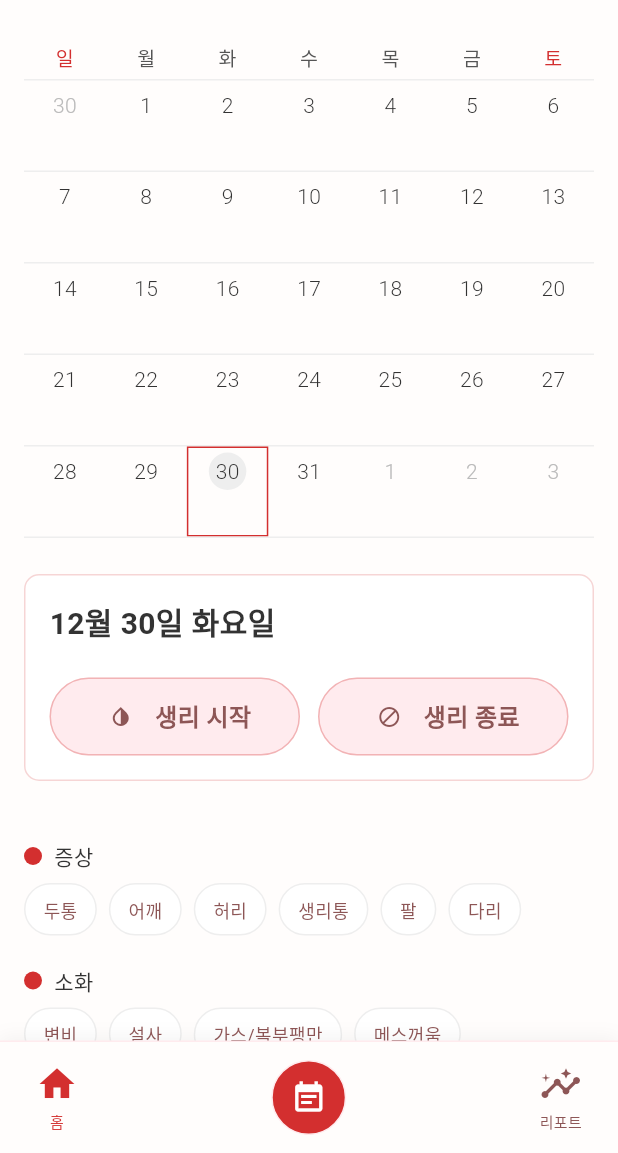
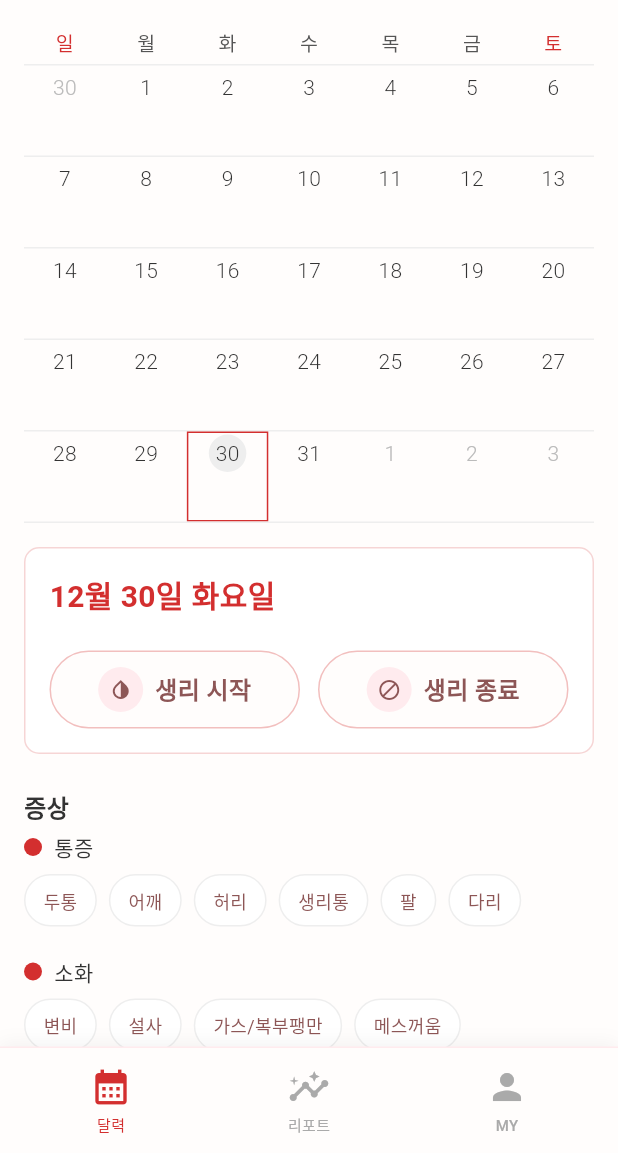
Before and after one commit to mj012345/redtime, a Flutter app: the screen it shows after launch, on a phone screen of 412 x 824 dp, the part 83-1236 px from its top. Run offline on Flutter 3.47's test engine with Material 3 defaults, Android fonts, the phone set to English and light mode, and no system bars; Roboto replaces fonts that are missing (Pretendard).

Commit message:
docs: 폴더 구조 정리

```diff
--- a/lib/new.dart
+++ b/lib/view/calendar/calendar_view.dart
@@ -1,4 +1,5 @@
 import 'package:flutter/material.dart';
+import 'package:red_time_app/widgets/bottom_nav.dart';
 
 /// Figma 레이아웃(채널 8usim5es)을 단일 화면으로 구현한 예시입니다.
 class FigmaCalendarPage extends StatefulWidget {
@@ -77,7 +78,7 @@ class _FigmaCalendarPageState extends State<FigmaCalendarPage> {
 
   // 증상 카테고리/칩 정의 (기본 선택 없음)
   final List<_CategoryData> _symptomCatalog = const [
-    _CategoryData('증상', [
+    _CategoryData('통증', [
       ['두통', '어깨', '허리', '생리통', '팔', '다리'],
     ]),
     _CategoryData('소화', [
@@ -458,7 +459,7 @@ class _FigmaCalendarPageState extends State<FigmaCalendarPage> {
                   });
                 },
               ),
-              const SizedBox(height: 20),
+              const SizedBox(height: 10),
               Expanded(
                 child: SingleChildScrollView(
                   child: Padding(
@@ -498,7 +499,7 @@ class _FigmaCalendarPageState extends State<FigmaCalendarPage> {
                                     });
                                   },
                                 ),
-                                const SizedBox(height: 24),
+                                const SizedBox(height: 16),
                                 _TodayCard(
                                   selectedDay: selectedDay,
                                   today: today,
@@ -513,8 +514,16 @@ class _FigmaCalendarPageState extends State<FigmaCalendarPage> {
                                   isStartSelected: startSel,
                                   isEndSelected: endSel,
                                 ),
-                                const SizedBox(height: 16),
                                 const SizedBox(height: 24),
+                                Text(
+                                  '증상',
+                                  style: TextStyle(
+                                    fontSize: 16,
+                                    fontWeight: FontWeight.w700,
+                                    color: Color(0xFF333333),
+                                  ),
+                                ),
+                                const SizedBox(height: 5),
                                 _SymptomSection(
                                   categories: _symptomCatalog,
                                   selectedLabels: _selectedSymptomsFor(
@@ -536,7 +545,17 @@ class _FigmaCalendarPageState extends State<FigmaCalendarPage> {
           ),
         ),
       ),
-      bottomNavigationBar: const _BottomNav(),
+      bottomNavigationBar: BottomNav(
+        current: NavTab.calendar,
+        onTap: (tab) {
+          if (tab == NavTab.calendar) return;
+          if (tab == NavTab.report) {
+            Navigator.of(context).pushReplacementNamed('/report');
+          } else if (tab == NavTab.my) {
+            Navigator.of(context).pushReplacementNamed('/my');
+          }
+        },
+      ),
     );
   }
 }
@@ -914,7 +933,6 @@ class _DayCell extends StatelessWidget {
     } else if (showExpectedFertile) {
       bgColor = const Color(0xFFE8F5F6).withValues(alpha: 0.5);
     }
-
     if (showSelected) {
       borderColor = const Color(0xFFD32F2F);
     }
@@ -947,7 +965,7 @@ class _DayCell extends StatelessWidget {
             child: Column(
               mainAxisSize: MainAxisSize.max,
               children: [
-                const SizedBox(height: 3), // 달력 가로선과 날짜 사이 간격
+                const SizedBox(height: 1), // 달력 가로선과 날짜 사이 간격
                 SizedBox(
                   height: 25, // 오늘을 표시하는 원형 배경의 높이와 동일하게 고정
                   child: Stack(
@@ -979,9 +997,6 @@ class _DayCell extends StatelessWidget {
                     ],
                   ),
                 ),
-                const SizedBox(height: 2),
-                // 중단: 배란/가임기 텍스트/아이콘
-                // 외부 월은 중단 표시 없음
                 isOutsideMonth
                     ? const SizedBox.shrink()
                     : _buildMiddleIndicator(
@@ -1038,45 +1053,42 @@ class _DayCell extends StatelessWidget {
     required bool isExpectedPeriod,
     required bool isExpectedPeriodStart,
   }) {
+    Widget? indicator;
+
     if (isPeriod && isPeriodStart) {
-      return Text(
+      indicator = const Text(
         '시작',
         style: TextStyle(fontSize: 10, color: Color(0xFFD32F2F)),
       );
-    }
-
-    if (isPeriod && isPeriodEnd) {
-      return Text(
+    } else if (isPeriod && isPeriodEnd) {
+      indicator = const Text(
         '종료',
         style: TextStyle(fontSize: 10, color: Color(0xFFD32F2F)),
       );
-    }
-
-    if (isOvulation) {
-      // 배란일 텍스트
-      return Text(
+    } else if (isOvulation) {
+      indicator = const Text(
         '배란일',
         style: TextStyle(fontSize: 10, color: Color(0xFF2CA9D2)),
       );
-    }
-
-    if (isExpectedPeriod && isExpectedPeriodStart) {
-      return Text(
+    } else if (isExpectedPeriod && isExpectedPeriodStart) {
+      indicator = const Text(
         '생리 예정',
         style: TextStyle(fontSize: 10, color: Color(0xFFD32F2F)),
       );
-    }
-
-    if (isFertile && !isOvulation && isFertileStart) {
-      // 가임기 텍스트 (첫 시작일에만 표시)
-      return Text(
+    } else if (isFertile && !isOvulation && isFertileStart) {
+      indicator = const Text(
         '가임기',
         style: TextStyle(fontSize: 10, color: Color(0xFF2CA9D2)),
       );
     }
 
-    // 표시할 것이 없으면 빈 영역 유지
-    return const SizedBox.shrink();
+    // 중단 영역 높이를 고정해 아이콘 위치를 일정하게 유지
+    return SizedBox(
+      height: 14,
+      child: indicator == null
+          ? const SizedBox.shrink()
+          : Center(child: indicator),
+    );
   }
 }
 
@@ -1180,7 +1192,7 @@ class _TodayCard extends StatelessWidget {
     if (selectedDay == null) return null;
     final d = DateTime(selectedDay!.year, selectedDay!.month, selectedDay!.day);
 
-    // 실제 생리 구간이면 "생리 시작 n일째"
+    // [실제 생리 구간] "생리 시작 n일째"
     for (final c in periodCycles) {
       if (c.contains(d)) {
         final start = DateTime(c.start.year, c.start.month, c.start.day);
@@ -1189,20 +1201,111 @@ class _TodayCard extends StatelessWidget {
       }
     }
 
-    // 예상 생리 시작일까지 남은 일수 (블록의 시작일 기준)
+    // [예상 생리 구간] 전 구간 "생일 예정일" 표시
     if (expectedPeriodDays.isNotEmpty) {
       final sorted = [...expectedPeriodDays]..sort((a, b) => a.compareTo(b));
-      DateTime? last;
+      DateTime? prev;
+      late DateTime start;
+      late DateTime end;
       for (final date in sorted) {
-        final isBlockStart = last == null || date.difference(last).inDays > 1;
-        if (isBlockStart && (date.isAfter(d) || _sameDay(date, d))) {
-          final diff = date.difference(d).inDays;
-          if (diff == 0) return '생리 예정일 오늘';
-          return '생리 예정일 $diff일전';
+        final isStart = prev == null || date.difference(prev).inDays > 1;
+        if (isStart) {
+          start = date;
+          end = date;
+        } else {
+          end = date;
         }
-        last = date;
-      }
-    }
+        // start/end는 항상 세팅됨
+        if (!d.isBefore(start) && !d.isAfter(end)) {
+          return '생일 예정일';
+        }
+        prev = date;
+      }
+    }
+
+    // 준비: 가임기/예정일 데이터를 정렬
+    final fertileAll = [...fertileWindowDays, ...expectedFertileWindowDays]
+      ..sort((a, b) => a.compareTo(b));
+
+    // 블록 탐색용 변수
+    DateTime? last;
+    late DateTime blockStart;
+    late DateTime blockEnd;
+    bool hasBlock = false;
+    DateTime? nextFertileStart;
+    DateTime? lastFertileEndBeforeD;
+
+    // [가임기 구간] "가임기 n일째" + 다음 가임기 시작 계산
+    for (final day in fertileAll) {
+      final isStart = last == null || day.difference(last).inDays > 1;
+      if (isStart) {
+        blockStart = day;
+        blockEnd = day;
+        hasBlock = true;
+      } else {
+        blockEnd = day;
+      }
+
+      if (!hasBlock) {
+        last = day;
+        continue;
+      }
+
+      // 블록 정보 (null 아님)
+      final start = blockStart;
+      final end = blockEnd;
+
+      final inBlock = !d.isBefore(start) && !d.isAfter(end);
+      if (inBlock) {
+        final dayIndex = d.difference(start).inDays + 1;
+        return '가임기 $dayIndex일째'; // 가임기 동안
+      }
+      // 가임기 이전: 가장 가까운 다음 가임기 시작 기록
+      if (nextFertileStart == null && d.isBefore(start)) {
+        nextFertileStart = start;
+      }
+      // 가임기 이후: 마지막 가임기 종료 기록
+      if (d.isAfter(end)) {
+        lastFertileEndBeforeD = end;
+      }
+      last = day;
+    }
+
+    // 다음 예상 생리 시작 블록 찾기
+    DateTime? nextExpectedStart;
+    if (expectedPeriodDays.isNotEmpty) {
+      final sorted = [...expectedPeriodDays]..sort((a, b) => a.compareTo(b));
+      DateTime? prev;
+      for (final date in sorted) {
+        final isStart = prev == null || date.difference(prev).inDays > 1;
+        if (isStart && (date.isAfter(d) || _sameDay(date, d))) {
+          nextExpectedStart = date;
+          break;
+        }
+        prev = date;
+      }
+    }
+
+    // [가임기 이후 ~ 생일 예정일 전] "생리 예정일 n일전"
+    if (nextExpectedStart != null && lastFertileEndBeforeD != null) {
+      final diff = nextExpectedStart.difference(d).inDays;
+      if (!d.isBefore(lastFertileEndBeforeD) && diff == 0) {
+        return '생일 예정일';
+      }
+      if (!d.isBefore(lastFertileEndBeforeD) && diff > 0) {
+        return '생리 예정일 $diff일전';
+      }
+    }
+
+    // [가임기 전] 다음 가임기 시작 전일까지: "가임기 n일전"
+    if (nextFertileStart != null) {
+      // 만약 예정 생리일이 더 가깝다면, 그 전에 처리되므로 여기선 단순 비교
+      final diff = nextFertileStart.difference(d).inDays;
+      if (diff > 0) {
+        return '가임기 $diff일전';
+      }
+    }
+
     return null;
   }
 
@@ -1226,7 +1329,7 @@ class _TodayCard extends StatelessWidget {
             style: const TextStyle(
               fontSize: 20,
               fontWeight: FontWeight.w700,
-              color: Color(0xFF333333),
+              color: Color(0xFFD32F2F),
             ),
           ),
           const SizedBox(height: 10),
@@ -1337,7 +1440,7 @@ class _Badge extends StatelessWidget {
     return Container(
       padding: const EdgeInsets.symmetric(horizontal: 12, vertical: 6),
       decoration: BoxDecoration(
-        color: bg,
+        color: const Color(0xFFFEE1E1),
         borderRadius: BorderRadius.circular(3),
       ),
       child: Text(text, style: TextStyle(fontSize: 14, color: fg)),
@@ -1366,7 +1469,7 @@ class _ToggleChip extends StatelessWidget {
     final bool isSelected = selected;
     final Color fillColor = isSelected
         ? const Color(0xFFD32F2F)
-        : const Color(0xFFFFEBEE);
+        : const Color(0xFFFFFDFC);
     final Color borderColor = isSelected
         ? const Color(0xFFD32F2F)
         : const Color(0xFFD32F2F).withValues(alpha: 0.3);
@@ -1567,96 +1670,3 @@ class _SymptomChip extends StatelessWidget {
     );
   }
 }
-
-// ============================================================================
-// [위젯 클래스] 하단 네비게이션 바
-// ============================================================================
-class _BottomNav extends StatelessWidget {
-  const _BottomNav();
-
-  @override
-  Widget build(BuildContext context) {
-    return Container(
-      decoration: BoxDecoration(
-        color: const Color(0xFFFFFDFC),
-        border: const Border(top: BorderSide(color: Color(0xFFFFEBEE))),
-        boxShadow: [
-          BoxShadow(
-            color: Colors.black.withValues(alpha: 0.05),
-            blurRadius: 10,
-            offset: const Offset(0, -2),
-          ),
-        ],
-      ),
-      child: SafeArea(
-        child: Padding(
-          padding: const EdgeInsets.symmetric(horizontal: 24, vertical: 12),
-          child: Row(
-            mainAxisAlignment: MainAxisAlignment.spaceBetween,
-            children: const [
-              _NavItem(icon: Icons.home, label: '홈', selected: true),
-              _NavAdd(),
-              _NavItem(icon: Icons.insights, label: '리포트', selected: false),
-            ],
-          ),
-        ),
-      ),
-    );
-  }
-}
-
-// ============================================================================
-// [위젯 클래스] 네비게이션 아이템 (홈, 리포트)
-// ============================================================================
-class _NavItem extends StatelessWidget {
-  final IconData icon;
-  final String label;
-  final bool selected;
-
-  const _NavItem({
-    required this.icon,
-    required this.label,
-    required this.selected,
-  });
-
-  @override
-  Widget build(BuildContext context) {
-    final color = selected ? const Color(0xFFD32F2F) : const Color(0xFF8D5656);
-    return Column(
-      mainAxisSize: MainAxisSize.min,
-      children: [
-        Icon(icon, color: color, size: 28),
-        const SizedBox(height: 4),
-        Text(
-          label,
-          style: TextStyle(
-            fontSize: 10,
-            fontWeight: FontWeight.w500,
-            color: color,
-          ),
-        ),
-      ],
-    );
-  }
-}
-
-// ============================================================================
-// [위젯 클래스] 네비게이션 추가 버튼 (가운데 원형 버튼)
-// ============================================================================
-class _NavAdd extends StatelessWidget {
-  const _NavAdd();
-
-  @override
-  Widget build(BuildContext context) {
-    return Container(
-      width: 50,
-      height: 50,
-      decoration: BoxDecoration(
-        color: const Color(0xFFD32F2F),
-        shape: BoxShape.circle,
-        border: Border.all(color: const Color(0xFFFFEBEE)),
-      ),
-      child: const Icon(Icons.event_note, color: Colors.white, size: 24),
-    );
-  }
-}
--- /dev/null
+++ b/lib/view/calendar/calendar_viewmodel.dart
@@ -0,0 +1,2 @@
+/// 달력 화면 전용 뷰모델 (상태/로직 분리 용도, 추후 구현 예정)
+class CalendarViewModel {}
--- /dev/null
+++ b/lib/view/my/my_viewmodel.dart
@@ -0,0 +1,2 @@
+/// MY 화면 전용 뷰모델 (프로필/설정 로직 연결 예정)
+class MyViewModel {}
--- /dev/null
+++ b/lib/view/report/report_viewmodel.dart
@@ -0,0 +1,2 @@
+/// 리포트 화면 전용 뷰모델 (추후 리포트 로직 연결 예정)
+class ReportViewModel {}
--- /dev/null
+++ b/lib/widgets/bottom_nav.dart
@@ -0,0 +1,93 @@
+import 'package:flutter/material.dart';
+
+enum NavTab { calendar, report, my }
+
+class BottomNav extends StatelessWidget {
+  final NavTab current;
+  final ValueChanged<NavTab> onTap;
+
+  const BottomNav({super.key, required this.current, required this.onTap});
+
+  @override
+  Widget build(BuildContext context) {
+    return Container(
+      decoration: BoxDecoration(
+        color: const Color(0xFFFFFDFC),
+        border: const Border(top: BorderSide(color: Color(0xFFFFEBEE))),
+        boxShadow: [
+          BoxShadow(
+            color: Colors.black.withValues(alpha: 0.05),
+            blurRadius: 10,
+            offset: const Offset(0, -2),
+          ),
+        ],
+      ),
+      child: SafeArea(
+        child: Padding(
+          padding: const EdgeInsets.symmetric(horizontal: 60, vertical: 12),
+          child: Row(
+            mainAxisAlignment: MainAxisAlignment.spaceBetween,
+            children: [
+              _NavItem(
+                icon: Icons.calendar_month,
+                label: '달력',
+                selected: current == NavTab.calendar,
+                onTap: () => onTap(NavTab.calendar),
+              ),
+              _NavItem(
+                icon: Icons.insights,
+                label: '리포트',
+                selected: current == NavTab.report,
+                onTap: () => onTap(NavTab.report),
+              ),
+              _NavItem(
+                icon: Icons.person,
+                label: 'MY',
+                selected: current == NavTab.my,
+                onTap: () => onTap(NavTab.my),
+              ),
+            ],
+          ),
+        ),
+      ),
+    );
+  }
+}
+
+class _NavItem extends StatelessWidget {
+  final IconData icon;
+  final String label;
+  final bool selected;
+  final VoidCallback onTap;
+
+  const _NavItem({
+    required this.icon,
+    required this.label,
+    required this.selected,
+    required this.onTap,
+  });
+
+  @override
+  Widget build(BuildContext context) {
+    final color = selected ? const Color(0xFFD32F2F) : const Color(0xFFAAAAAA);
+    return GestureDetector(
+      behavior: HitTestBehavior.opaque,
+      onTap: onTap,
+      child: Column(
+        mainAxisSize: MainAxisSize.min,
+        children: [
+          Icon(icon, color: color, size: 28),
+          const SizedBox(height: 4),
+          Text(
+            label,
+            style: TextStyle(
+              fontSize: 10,
+              fontWeight: FontWeight.w500,
+              color: color,
+            ),
+          ),
+        ],
+      ),
+    );
+  }
+}
```
Also changed, not shown: lib/main.dart (+16 -3 lines), lib/router/no_transition.dart (added, +11 -0 lines), lib/theme/app_colors.dart (added, +24 -0 lines), lib/theme/app_spacing.dart (added, +16 -0 lines), lib/theme/app_text_styles.dart (added, +29 -0 lines), lib/view/my/my_view.dart (added, +31 -0 lines), lib/view/report/report_view.dart (added, +31 -0 lines), 6 other files.
